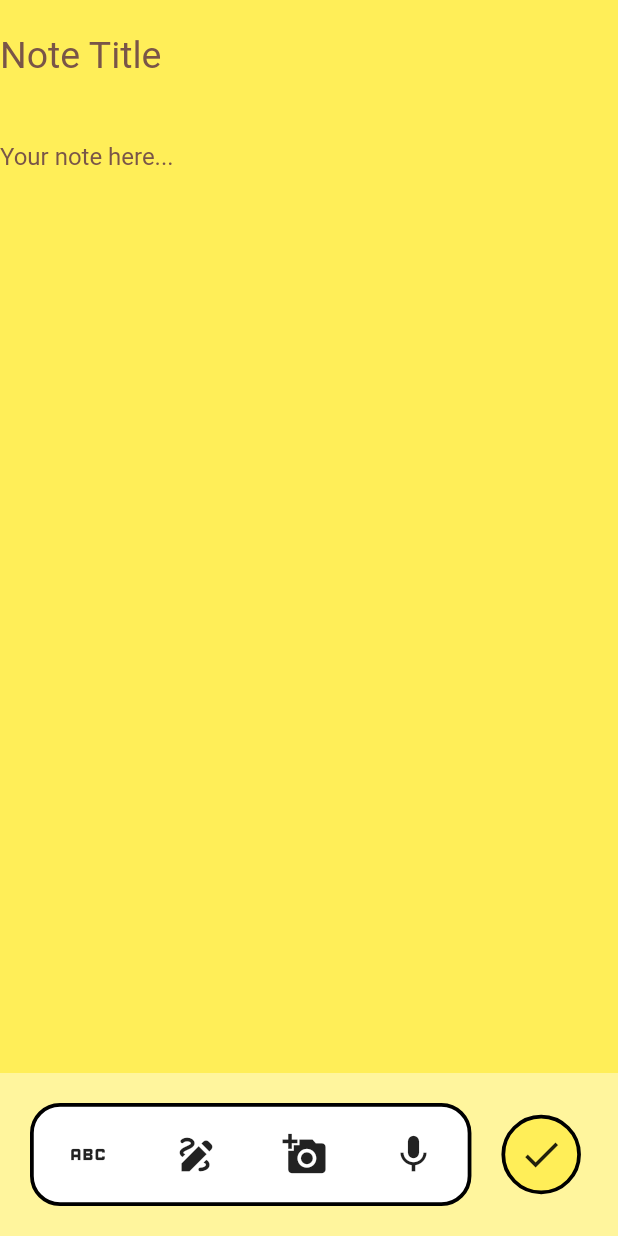
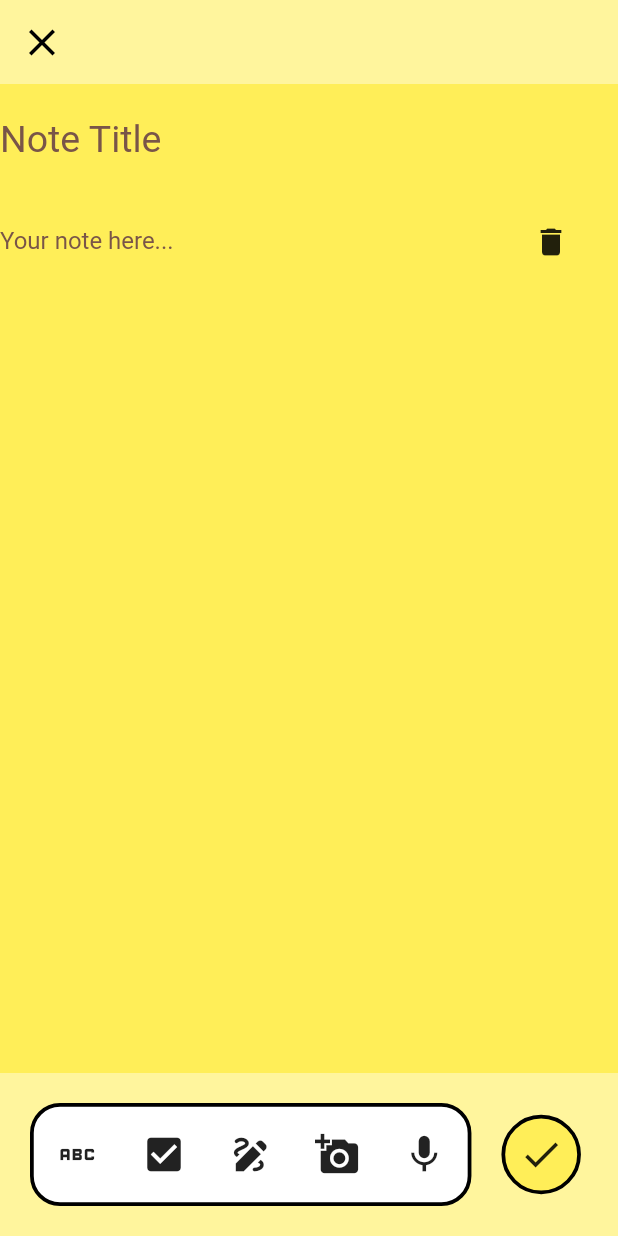
Before and after one commit to RuanEmanuell/studentnotes, a Flutter app: the screen it shows after launch, on a phone screen of 412 x 824 dp. Run offline on Flutter 3.47's test engine with Material 2 defaults, Android fonts, the phone set to English and light mode, and no system bars.

Commit message:
feat: deleting text note option

```diff
--- a/lib/screens/add.dart
+++ b/lib/screens/add.dart
@@ -3,24 +3,38 @@ import 'package:provider/provider.dart';
 import "../controller/controller.dart";
 import "home.dart";
 
-class AddScreen extends StatelessWidget {
+class AddScreen extends StatefulWidget {
+  @override
+  State<AddScreen> createState() => _AddScreenState();
+}
+
+class _AddScreenState extends State<AddScreen> {
   @override
   Widget build(BuildContext context) {
     var screenHeight = MediaQuery.of(context).size.height;
     var screenWidth = MediaQuery.of(context).size.width;
     var controller = Provider.of<Controller>(context, listen: false);
-
     return Scaffold(
         backgroundColor: const Color.fromARGB(255, 255, 238, 88),
+        appBar: AppBar(
+          backgroundColor: Colors.yellow[200],
+          elevation: 0,
+          leading: IconButton(
+              icon: const Icon(Icons.close, size: 30, color: Colors.black),
+              onPressed: () {
+                Navigator.pop(context);
+              }),
+        ),
         body: SingleChildScrollView(
           child: Consumer<Controller>(
               builder: ((context, value, child) => Column(
                     children: [
                       SafeArea(
-                        child: TextField(
+                        child: TextFormField(
                           decoration: const InputDecoration(
                               labelText: "Note Title",
                               labelStyle: TextStyle(color: Colors.brown),
+                              floatingLabelBehavior: FloatingLabelBehavior.never,
                               border: InputBorder.none),
                           style: const TextStyle(fontSize: 25),
                           onChanged: (newValue) {
@@ -28,18 +42,30 @@ class AddScreen extends StatelessWidget {
                           },
                         ),
                       ),
-                      for (var i = 0; i < controller.textNote; i++)
-                        TextField(
+                      for (var i = 0; i < value.noteBody.length; i++)
+                        Row(children: [
+                          Container(
+                            width: screenWidth / 1.2,
+                            child: TextFormField(
                               keyboardType: TextInputType.multiline,
                               maxLines: null,
+                              controller: TextEditingController(text: value.noteBody[i]),
                               decoration: const InputDecoration(
                                   labelText: "Your note here...",
                                   labelStyle: TextStyle(color: Colors.brown),
+                                  floatingLabelBehavior: FloatingLabelBehavior.never,
                                   border: InputBorder.none),
                               onChanged: (newValue) {
                                 value.noteBody[i] = newValue;
                               },
-                        )
+                            ),
+                          ),
+                          IconButton(
+                              icon: const Icon(Icons.delete),
+                              onPressed: () {
+                                value.removeSingleNoteAction(i);
+                              }),
+                        ])
                     ],
                   ))),
         ),
@@ -63,6 +89,9 @@ class AddScreen extends StatelessWidget {
                             onPressed: () {
                               controller.newNoteAction();
                             }),
+                      ),
+                      Expanded(
+                        child: IconButton(icon: const Icon(Icons.check_box, size: 30), onPressed: () {}),
                       ),
                       Expanded(
                         child: IconButton(icon: const Icon(Icons.draw, size: 30), onPressed: () {}),
@@ -95,7 +124,6 @@ class AddScreen extends StatelessWidget {
                           MaterialPageRoute(
                             builder: (context) => HomeScreen(),
                           ));
-                      controller.resetAction();
                     }),
               ),
             ],
--- a/lib/screens/home.dart
+++ b/lib/screens/home.dart
@@ -15,7 +15,7 @@ class HomeScreen extends StatelessWidget {
       body: SingleChildScrollView(
         child: Consumer<Controller>(
           builder: (context, value, child) => value.notes.isEmpty
-              ? const Center(child: Text("Your notes will be displayed here..."))
+              ? Center(child: Text("Your notes will be displayed here..."))
               : Column(
                   children: [
                     SizedBox(
@@ -67,7 +67,7 @@ class HomeScreen extends StatelessWidget {
                                 IconButton(
                                     icon: const Icon(Icons.delete),
                                     onPressed: () {
-                                      value.removeAction(index);
+                                      value.removeFullNoteAction(index);
                                     }),
                               ]),
                             );
@@ -88,6 +88,7 @@ class HomeScreen extends StatelessWidget {
           child: IconButton(
               icon: const Icon(Icons.add),
               onPressed: () {
+                Provider.of<Controller>(context, listen: false).resetAction();
                 Navigator.push(
                     context,
                     MaterialPageRoute(
```
Also changed, not shown: lib/controller/controller.dart (+9 -6 lines), lib/screens/note.dart (+11 -1 lines). Lines whose indentation alone changed are shown as unchanged.
